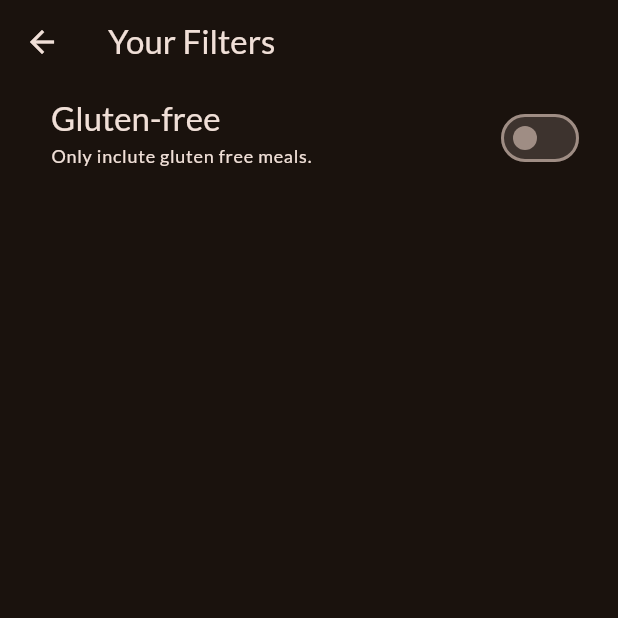
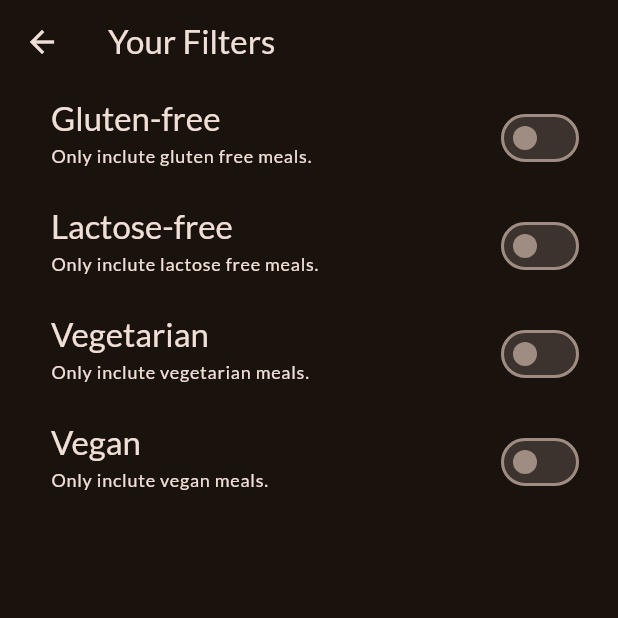
Before and after one commit to Ptriantafyll/meals_app, a Flutter app: the FiltersScreen screen opened directly, on a phone screen of 412 x 824 dp, the top half of it. Run offline on Flutter 3.47's test engine with Material 3 defaults, Android fonts, the phone set to English and light mode, and no system bars; our stand-ins replace google_fonts, transparent_image.

Commit message:
Added more filters

```diff
--- a/lib/screens/filters.dart
+++ b/lib/screens/filters.dart
@@ -13,6 +13,9 @@ class FiltersScreen extends StatefulWidget {
 
 class _FiltersScreenState extends State<FiltersScreen> {
   var _glutenFreeFilterSet = false;
+  var _lactoseFreeFilterSet = false;
+  var _vegetarianFreeFilterSet = false;
+  var _veganFreeFilterSet = false;
 
   @override
   Widget build(BuildContext context) {
@@ -55,7 +58,73 @@ class _FiltersScreenState extends State<FiltersScreen> {
             ),
             activeColor: Theme.of(context).colorScheme.tertiary,
             contentPadding: const EdgeInsets.only(left: 34, right: 22),
-          )
+          ),
+          SwitchListTile(
+            value: _lactoseFreeFilterSet,
+            onChanged: (isChecked) {
+              setState(() {
+                _lactoseFreeFilterSet = isChecked;
+              });
+            },
+            title: Text(
+              'Lactose-free',
+              style: Theme.of(context).textTheme.titleLarge!.copyWith(
+                    color: Theme.of(context).colorScheme.onSurface,
+                  ),
+            ),
+            subtitle: Text(
+              'Only inclute lactose free meals.',
+              style: Theme.of(context).textTheme.labelMedium!.copyWith(
+                    color: Theme.of(context).colorScheme.onSurface,
+                  ),
+            ),
+            activeColor: Theme.of(context).colorScheme.tertiary,
+            contentPadding: const EdgeInsets.only(left: 34, right: 22),
+          ),
+          SwitchListTile(
+            value: _vegetarianFreeFilterSet,
+            onChanged: (isChecked) {
+              setState(() {
+                _vegetarianFreeFilterSet = isChecked;
+              });
+            },
+            title: Text(
+              'Vegetarian',
+              style: Theme.of(context).textTheme.titleLarge!.copyWith(
+                    color: Theme.of(context).colorScheme.onSurface,
+                  ),
+            ),
+            subtitle: Text(
+              'Only inclute vegetarian meals.',
+              style: Theme.of(context).textTheme.labelMedium!.copyWith(
+                    color: Theme.of(context).colorScheme.onSurface,
+                  ),
+            ),
+            activeColor: Theme.of(context).colorScheme.tertiary,
+            contentPadding: const EdgeInsets.only(left: 34, right: 22),
+          ),
+          SwitchListTile(
+            value: _veganFreeFilterSet,
+            onChanged: (isChecked) {
+              setState(() {
+                _veganFreeFilterSet = isChecked;
+              });
+            },
+            title: Text(
+              'Vegan',
+              style: Theme.of(context).textTheme.titleLarge!.copyWith(
+                    color: Theme.of(context).colorScheme.onSurface,
+                  ),
+            ),
+            subtitle: Text(
+              'Only inclute vegan meals.',
+              style: Theme.of(context).textTheme.labelMedium!.copyWith(
+                    color: Theme.of(context).colorScheme.onSurface,
+                  ),
+            ),
+            activeColor: Theme.of(context).colorScheme.tertiary,
+            contentPadding: const EdgeInsets.only(left: 34, right: 22),
+          ),
         ],
       ),
     );
```
